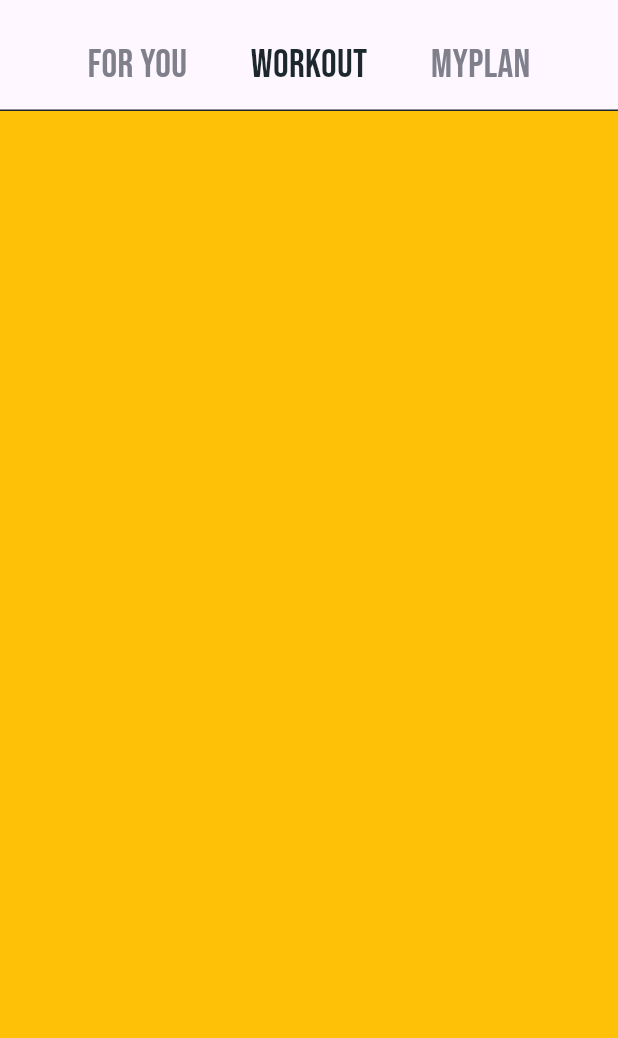
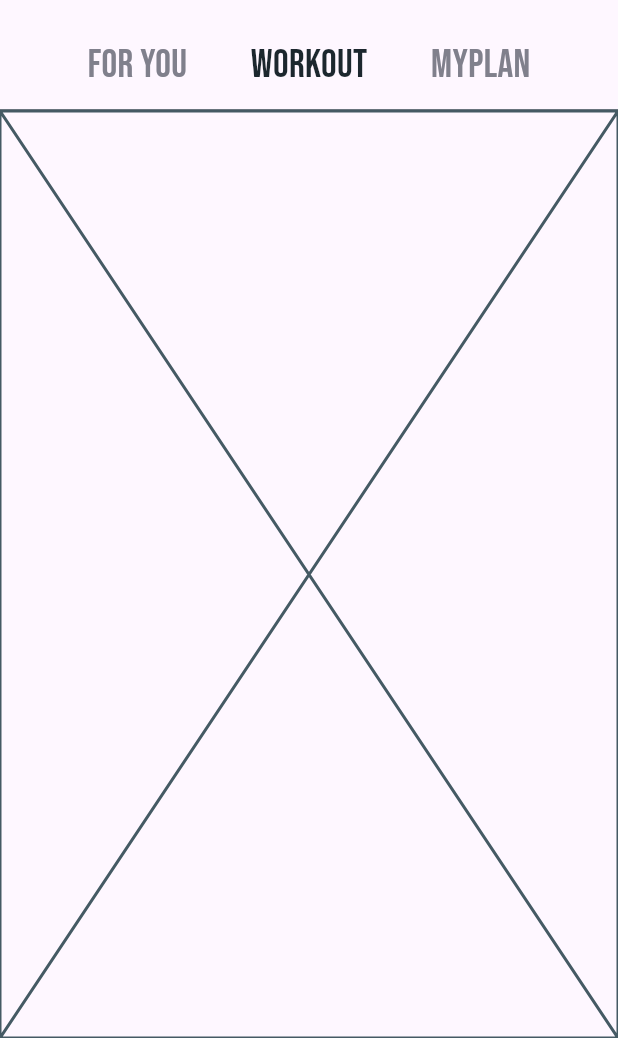
Before and after one commit to omarabukaraki/Burnout, a Flutter app: the HomePage screen opened directly, after a tap on "WorkOut", on a phone screen of 412 x 824 dp, the part 198-1236 px from its top. Run offline on Flutter 3.47's test engine with Material 3 defaults, Android fonts, the phone set to English and light mode, and no system bars.

Commit message:
refactor home feature code

```diff
--- a/lib/core/utils/app_assets.dart
+++ b/lib/core/utils/app_assets.dart
@@ -2,4 +2,7 @@ abstract class AppAssets {
   static const String splashBackground = 'assets/images/Splash.png';
   static const String iconList = 'assets/images/icon_list.png';
   static const String iconTune = 'assets/images/icon_tune.png';
+  static const String imageCard1 = 'assets/images/image_card1.jpg';
+  static const String imageCard2 = 'assets/images/image_card2.jpg';
+  static const String imageCard3 = 'assets/images/image_card3.jpg';
 }
--- /dev/null
+++ b/lib/features/home/presentation/views/pages/for_you_page.dart
@@ -0,0 +1,50 @@
+import 'package:burnout/core/utils/app_assets.dart';
+import 'package:burnout/core/utils/app_color.dart';
+import 'package:flutter/material.dart';
+
+import '../widget/card_widget/custom_card.dart';
+import '../widget/card_widget/custom_collection_card.dart';
+
+class ForYouPage extends StatelessWidget {
+  const ForYouPage({super.key});
+
+  @override
+  Widget build(BuildContext context) {
+    return Container(
+      padding: const EdgeInsets.all(16),
+      width: MediaQuery.of(context).size.width,
+      child: SingleChildScrollView(
+        child: Column(
+          crossAxisAlignment: CrossAxisAlignment.start,
+          children: [
+            const Text(
+              'New Workouts',
+              style: TextStyle(color: AppColor.kPrimary, fontSize: 24),
+            ),
+            SizedBox(
+              height: (MediaQuery.of(context).size.width / 1.25),
+              child: ListView.builder(
+                scrollDirection: Axis.horizontal,
+                itemBuilder: (context, index) {
+                  return const CustomCard(
+                    image: AppAssets.imageCard1,
+                    title: '5-Minuteplank finisher',
+                    subTitle: '6 min - Intrmediate',
+                  );
+                },
+              ),
+            ),
+            const Text(
+              'New workout Collections',
+              style: TextStyle(color: AppColor.kPrimary, fontSize: 24),
+            ),
+            const CustomCollectionCard(),
+            const SizedBox(
+              height: 50,
+            )
+          ],
+        ),
+      ),
+    );
+  }
+}
--- /dev/null
+++ b/lib/features/home/presentation/views/pages/my_plan_page.dart
@@ -0,0 +1,10 @@
+import 'package:flutter/material.dart';
+
+class MyPlanPage extends StatelessWidget {
+  const MyPlanPage({super.key});
+
+  @override
+  Widget build(BuildContext context) {
+    return const Placeholder();
+  }
+}
--- /dev/null
+++ b/lib/features/home/presentation/views/pages/work_out_page.dart
@@ -0,0 +1,10 @@
+import 'package:flutter/material.dart';
+
+class WorkOutPage extends StatelessWidget {
+  const WorkOutPage({super.key});
+
+  @override
+  Widget build(BuildContext context) {
+    return const Placeholder();
+  }
+}
--- /dev/null
+++ b/lib/features/home/presentation/views/widget/card_widget/custom_card.dart
@@ -0,0 +1,44 @@
+import 'package:burnout/core/utils/app_color.dart';
+import 'package:flutter/material.dart';
+
+class CustomCard extends StatelessWidget {
+  const CustomCard({
+    super.key,
+    required this.image,
+    required this.title,
+    required this.subTitle,
+  });
+
+  final String image;
+  final String title;
+  final String subTitle;
+
+  @override
+  Widget build(BuildContext context) {
+    return Column(
+      crossAxisAlignment: CrossAxisAlignment.start,
+      children: [
+        Container(
+          margin: const EdgeInsets.only(right: 16, top: 8),
+          width: MediaQuery.of(context).size.width / 1.7,
+          height: MediaQuery.of(context).size.width / 1.7,
+          decoration: BoxDecoration(
+              image:
+                  DecorationImage(image: AssetImage(image), fit: BoxFit.cover)),
+        ),
+        const SizedBox(
+          height: 5,
+        ),
+        Text(
+          title,
+          style: const TextStyle(color: AppColor.kPrimary, fontSize: 22),
+        ),
+        Text(
+          subTitle,
+          style: const TextStyle(
+              color: AppColor.kSecondary, fontWeight: FontWeight.normal),
+        ),
+      ],
+    );
+  }
+}
--- /dev/null
+++ b/lib/features/home/presentation/views/widget/card_widget/custom_collection_card.dart
@@ -0,0 +1,56 @@
+import 'package:burnout/core/utils/app_assets.dart';
+import 'package:burnout/core/utils/app_color.dart';
+import 'package:flutter/material.dart';
+
+class CustomCollectionCard extends StatelessWidget {
+  const CustomCollectionCard({
+    super.key,
+  });
+
+  @override
+  Widget build(BuildContext context) {
+    return Container(
+      margin: const EdgeInsets.only(top: 8),
+      width: MediaQuery.of(context).size.width,
+      height: MediaQuery.of(context).size.width / 1.5,
+      child: Stack(
+        fit: StackFit.expand,
+        children: [
+          Image.asset(
+            AppAssets.imageCard3,
+            fit: BoxFit.cover,
+          ),
+          Container(
+            decoration: const BoxDecoration(
+                gradient: LinearGradient(
+                    begin: Alignment.topCenter,
+                    end: Alignment.bottomCenter,
+                    colors: [
+                  Colors.transparent,
+                  Color.fromARGB(50, 28, 39, 46),
+                  Color.fromARGB(125, 28, 39, 46),
+                  Color.fromARGB(200, 28, 39, 46)
+                ])),
+          ),
+          const Positioned(
+            left: 20,
+            bottom: 40,
+            child: Column(
+              crossAxisAlignment: CrossAxisAlignment.start,
+              children: [
+                Text(
+                  'ALWAYS READY FOR THE BEACH',
+                  style: TextStyle(color: AppColor.kWhite, fontSize: 22),
+                ),
+                Text(
+                  '12 Workouts  intermediate',
+                  style: TextStyle(color: AppColor.kWhite, fontSize: 18),
+                ),
+              ],
+            ),
+          ),
+        ],
+      ),
+    );
+  }
+}
--- a/lib/features/home/presentation/views/widget/custom_full_app_bar.dart
+++ b/lib/features/home/presentation/views/widget/custom_full_app_bar.dart
@@ -1,5 +1,8 @@
 import 'package:flutter/material.dart';
 import '../../../../../core/utils/app_color.dart';
+import '../pages/for_you_page.dart';
+import '../pages/my_plan_page.dart';
+import '../pages/work_out_page.dart';
 import 'custom_app_bar.dart';
 import 'pages_button.dart';
 
@@ -17,17 +20,7 @@ class _AllPagesState extends State<AllPages> {
   bool isSelectTwo = false;
   bool isSelectThree = false;
   int index = 0;
-  List<Widget> pages = [
-    Container(
-      color: Colors.green,
-    ),
-    Container(
-      color: Colors.amber,
-    ),
-    Container(
-      color: Colors.black,
-    )
-  ];
+  List<Widget> pages = const [ForYouPage(), WorkOutPage(), MyPlanPage()];
   @override
   Widget build(BuildContext context) {
     return Column(
```
Also changed, not shown: assets/images/image_card1.jpg (added), assets/images/image_card2.png (added), 1 other file.
